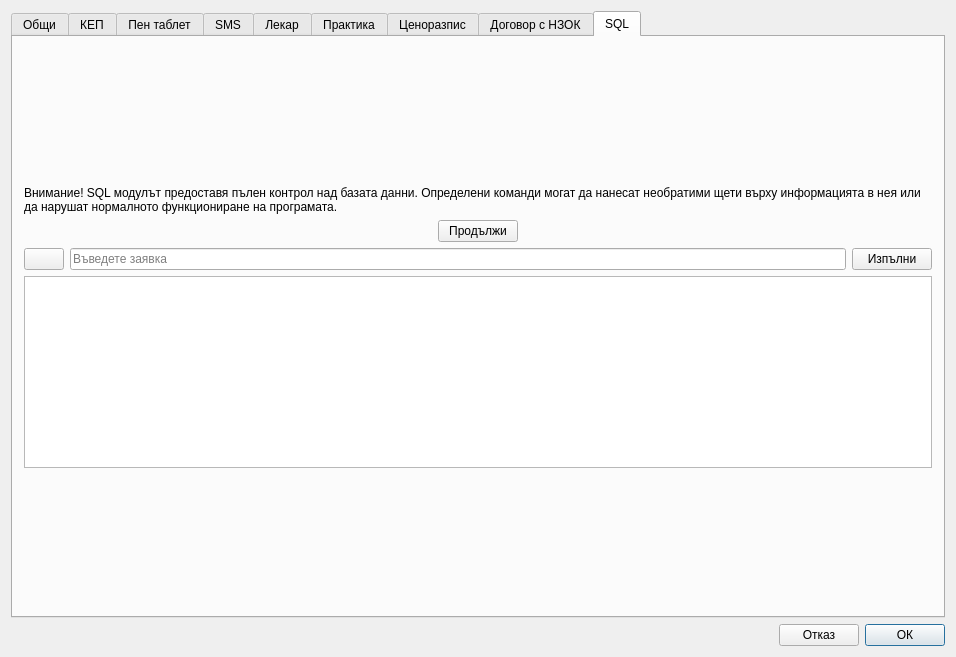
Above: src/View/Widgets/SettingsDialog.ui from thefinalcutbg/DinoDent before the change. Below: the same form after it.
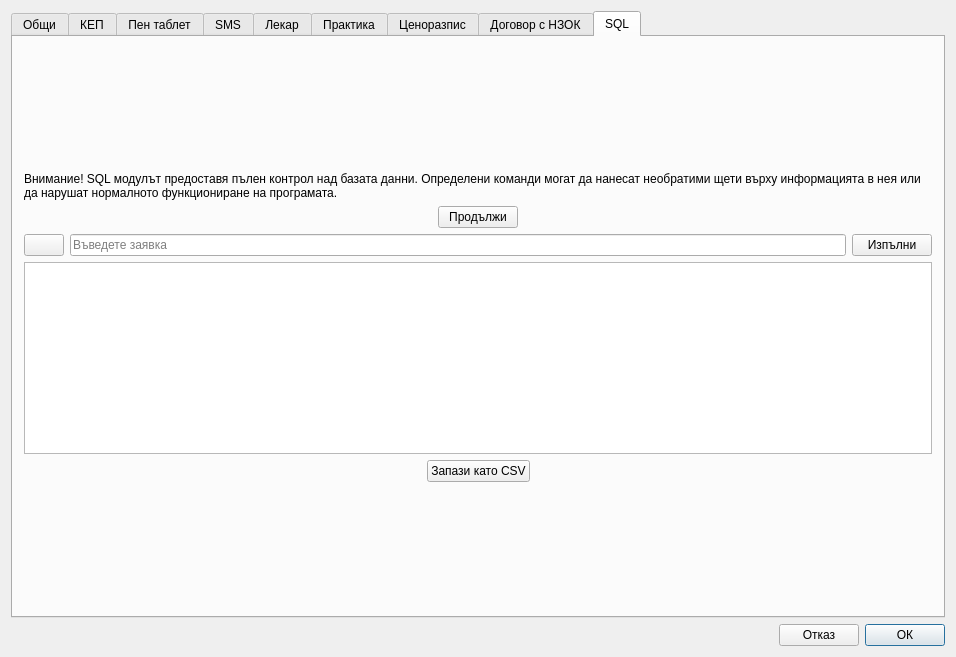
That is the form after the change. The open tabs and pages were chosen to show the change. Custom widgets are drawn as their Qt base class.

Commit message: add csv export function to sql module in settings

What changed in the file:
```diff
--- a/src/View/Widgets/SettingsDialog.ui
+++ b/src/View/Widgets/SettingsDialog.ui
@@ -2353,6 +2353,46 @@
          </property>
         </widget>
        </item>
+       <item>
+        <layout class="QHBoxLayout" name="horizontalLayout_37">
+         <property name="topMargin">
+          <number>0</number>
+         </property>
+         <item>
+          <spacer name="horizontalSpacer_37">
+           <property name="orientation">
+            <enum>Qt::Orientation::Horizontal</enum>
+           </property>
+           <property name="sizeHint" stdset="0">
+            <size>
+             <width>40</width>
+             <height>20</height>
+            </size>
+           </property>
+          </spacer>
+         </item>
+         <item>
+          <widget class="QPushButton" name="sqlCsvButton">
+           <property name="text">
+            <string>Запази като CSV</string>
+           </property>
+          </widget>
+         </item>
+         <item>
+          <spacer name="horizontalSpacer_36">
+           <property name="orientation">
+            <enum>Qt::Orientation::Horizontal</enum>
+           </property>
+           <property name="sizeHint" stdset="0">
+            <size>
+             <width>40</width>
+             <height>20</height>
+            </size>
+           </property>
+          </spacer>
+         </item>
+        </layout>
+       </item>
        <item>
         <spacer name="sqlSpacer2">
          <property name="orientation">
```
Left out of the diff: 2 changed lines with no effect on the pictures. The commit also changes 2 other files.
